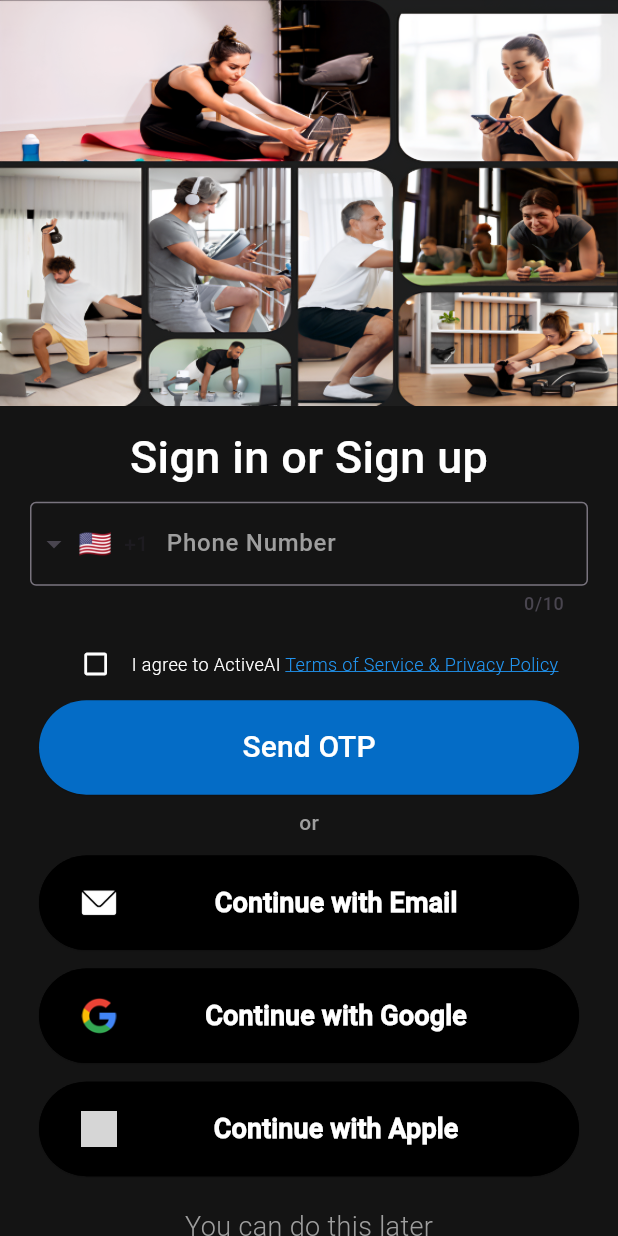
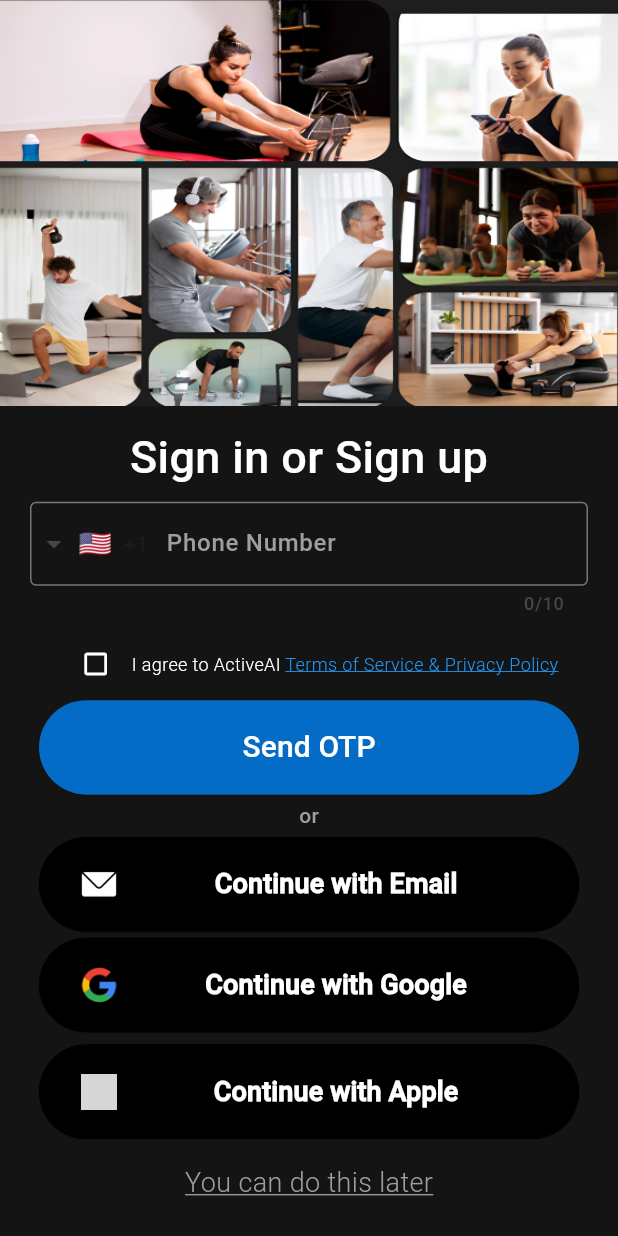
Before and after one commit to mohitrajsinghit/Activeai, a Flutter app: the LoginWithMobile screen opened directly, on a phone screen of 412 x 824 dp. Run offline on Flutter 3.47's test engine with Material 3 defaults, Android fonts, the phone set to English and light mode, and no system bars; drawn by our look-alikes of intl_phone_field; our stand-ins replace smooth_page_indicator, video_player; grey boxes are pictures that could not be loaded.

Commit message:
mobile login pixel fix

```diff
--- a/lib/view/login/login_with_mobile.dart
+++ b/lib/view/login/login_with_mobile.dart
@@ -132,12 +132,12 @@
                         },
                       ),
                     ),
-                    SizedBox(height: media.width * 0.02),
+                    SizedBox(height: media.width * 0.01),
                     const Text(
                       "or",
                       style: TextStyle(color: Colors.grey),
                     ),
-                    SizedBox(height: media.width * 0.03),
+                    SizedBox(height: media.width * 0.01),
                     Container(
                       width: 360,
                       height: 63,
@@ -153,7 +153,7 @@
                         },
                       ),
                     ),
-                    SizedBox(height: media.width * 0.03),
+                    SizedBox(height: media.width * 0.01),
                     Container(
                       width: 360,
                       height: 63,
@@ -169,7 +169,7 @@
                         },
                       ),
                     ),
-                    SizedBox(height: media.width * 0.03),
+                    SizedBox(height: media.width * 0.02),
                     Container(
                       width: 360,
                       height: 63,
@@ -185,7 +185,7 @@
                         },
                       ),
                     ),
-                    SizedBox(height: media.width * 0.05),
+                    SizedBox(height: media.width * 0.04),
                     const Text(
                       "You can do this later",
                       style: TextStyle(
```
